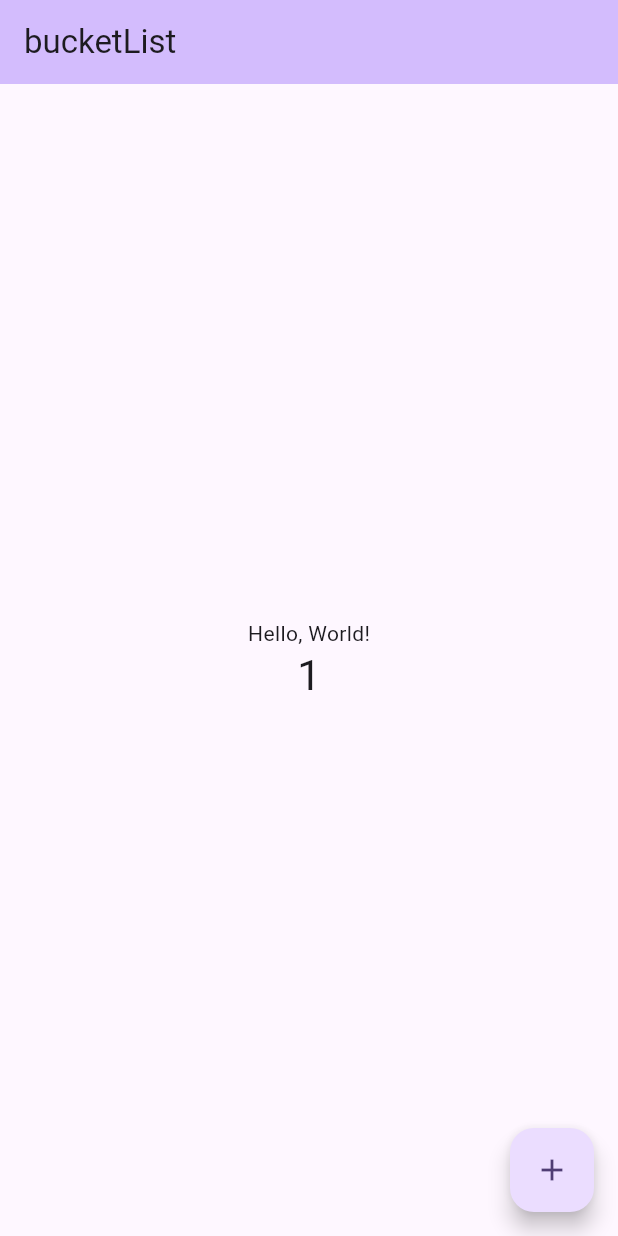
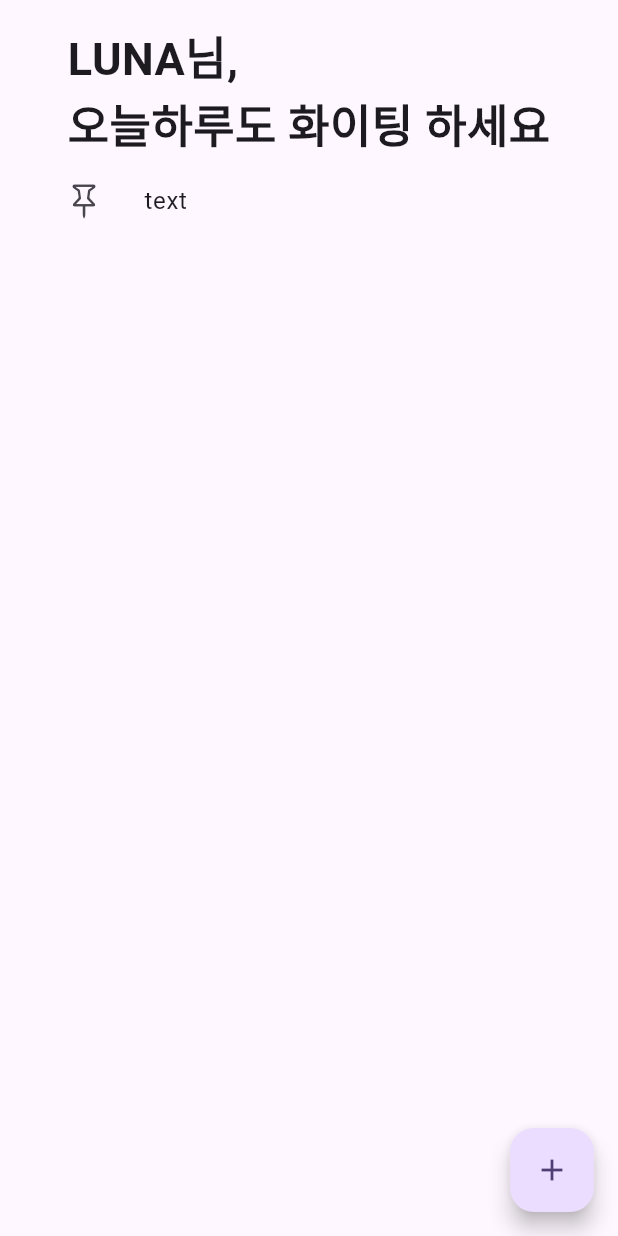
Before and after one commit to CHERIN2/bucketlist_team15, a Flutter app: the screen it shows after launch, after a tap on the "add" icon, on a phone screen of 412 x 824 dp. Run offline on Flutter 3.47's test engine with Material 2 defaults, Android fonts, the phone set to English and light mode, and no system bars.

Commit message:
1. HomePage 변경
2. shared_preferences 와 provider 패키지 추가

```diff
--- a/bucketlist_team15/lib/homePage.dart
+++ b/bucketlist_team15/lib/homePage.dart
@@ -1,44 +1,57 @@
+import 'package:flutter/cupertino.dart';
 import 'package:flutter/material.dart';
 
 class MyHomePage extends StatefulWidget {
-  const MyHomePage({super.key, required this.title});
-  final String title;
+  const MyHomePage({super.key, required this.name});
+
+  final String name;
 
   @override
   State<MyHomePage> createState() => _MyHomePageState();
 }
 
 class _MyHomePageState extends State<MyHomePage> {
-  int _counter = 0;
-
-  void _incrementCounter() {
-    setState(() {
-      _counter++;
-    });
-  }
 
   @override
   Widget build(BuildContext context) {
     return Scaffold(
-      appBar: AppBar(
-        backgroundColor: Theme.of(context).colorScheme.inversePrimary,
-        title: Text(widget.title),
-      ),
-      body: Center(
-        child: Column(
-          mainAxisAlignment: MainAxisAlignment.center,
-          children: <Widget>[
-            const Text("Hello, World!"),
-            Text(
-              '$_counter',
-              style: Theme.of(context).textTheme.headlineMedium,
-            ),
-          ],
+      body: SafeArea(
+        child: Padding(
+          padding: const EdgeInsets.all(16.0),
+          child: Column(
+            mainAxisAlignment: MainAxisAlignment.start,
+            children: <Widget>[
+              Text(
+                "${widget.name}님,\n오늘하루도 화이팅 하세요",
+                style: TextStyle(
+                  fontSize: 30,
+                  fontWeight: FontWeight.w700
+                ),
+              ),
+              Expanded(
+                child: ListView(
+                  children: [
+                    ListTile(
+                      leading: IconButton(
+                        icon: Icon(CupertinoIcons.pin),
+                        onPressed: () {},
+                      ),
+                      title: Text(
+                        "text",
+                        maxLines: 3,
+                        overflow: TextOverflow.ellipsis,
+                      ),
+                    )
+                  ],
+                ),
+              )
+            ],
+          ),
         ),
       ),
       floatingActionButton: FloatingActionButton(
-        onPressed: _incrementCounter,
-        tooltip: 'Increment',
+        onPressed: () {},
+        tooltip: '버킷리스트 추가하기',
         child: const Icon(Icons.add),
       ), // This trailing comma makes auto-formatting nicer for build methods.
     );
--- a/bucketlist_team15/lib/main.dart
+++ b/bucketlist_team15/lib/main.dart
@@ -12,12 +12,14 @@ class MyApp extends StatelessWidget {
   @override
   Widget build(BuildContext context) {
     return MaterialApp(
+      /** debugShowCheckedModeBanner는 에뮬레이터에 오른쪽 맨위에 DEBUG 띠 삭제를 위해 추가하였습니다 */
+      debugShowCheckedModeBanner: false,
       title: 'BucketList_team15',
       theme: ThemeData(
         colorScheme: ColorScheme.fromSeed(seedColor: Colors.deepPurple),
         useMaterial3: true,
       ),
-      home: const MyHomePage(title: 'bucketList'),
+      home: const MyHomePage(name: 'LUNA'),
     );
   }
 }
--- a/bucketlist_team15/lib/service/bucketList_service.dart
+++ b/bucketlist_team15/lib/service/bucketList_service.dart
@@ -0,0 +1,2 @@
+
+/** 기능 구현 하는 곳 */
--- a/bucketlist_team15/pubspec.yaml
+++ b/bucketlist_team15/pubspec.yaml
@@ -35,6 +35,8 @@ dependencies:
   # The following adds the Cupertino Icons font to your application.
   # Use with the CupertinoIcons class for iOS style icons.
   cupertino_icons: ^1.0.2
+  provider:
+  shared_preferences:
 
 dev_dependencies:
   flutter_test:
```
Also changed, not shown: bucketlist_team15/pubspec.lock, 1 other file.
